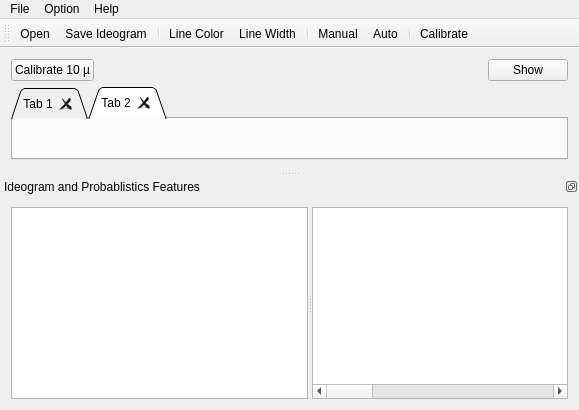
The window that mainwindow.ui (dare5421/MasterMeasure) describes before a commit, drawn with Qt 5.
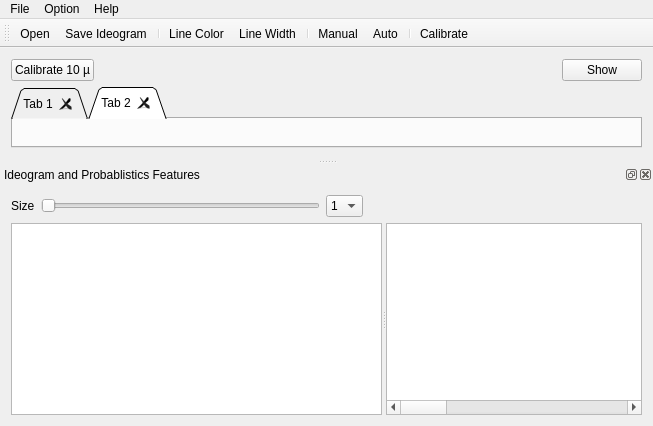
The same window after the commit. Icons and pictures are not drawn.

What changed in the file:
```diff
--- a/mainwindow.ui
+++ b/mainwindow.ui
@@ -6,8 +6,8 @@
    <rect>
     <x>0</x>
     <y>0</y>
-    <width>579</width>
-    <height>410</height>
+    <width>653</width>
+    <height>426</height>
    </rect>
   </property>
   <property name="sizePolicy">
@@ -109,7 +109,7 @@
     <rect>
      <x>0</x>
      <y>0</y>
-     <width>579</width>
+     <width>653</width>
      <height>21</height>
     </rect>
    </property>
@@ -172,8 +172,8 @@
   <widget class="QDockWidget" name="dockWidget">
    <property name="minimumSize">
     <size>
-     <width>165</width>
-     <height>111</height>
+     <width>309</width>
+     <height>184</height>
     </size>
    </property>
    <property name="whatsThis">
@@ -183,7 +183,7 @@
     <bool>false</bool>
    </property>
    <property name="features">
-    <set>QDockWidget::DockWidgetFloatable|QDockWidget::DockWidgetMovable</set>
+    <set>QDockWidget::AllDockWidgetFeatures</set>
    </property>
    <property name="windowTitle">
     <string>Ideogram and Probablistics Features</string>
@@ -192,7 +192,55 @@
     <number>8</number>
    </attribute>
    <widget class="QWidget" name="dockWidgetContents">
-    <layout class="QHBoxLayout" name="horizontalLayout_2">
+    <layout class="QVBoxLayout" name="verticalLayout_2">
+     <item>
+      <layout class="QHBoxLayout" name="horizontalLayout_2">
+       <item>
+        <widget class="QLabel" name="label">
+         <property name="text">
+          <string>Size</string>
+         </property>
+        </widget>
+       </item>
+       <item>
+        <widget class="QSlider" name="horizontalSlider">
+         <property name="sliderPosition">
+          <number>0</number>
+         </property>
+         <property name="orientation">
+          <enum>Qt::Horizontal</enum>
+         </property>
+        </widget>
+       </item>
+       <item>
+        <widget class="QComboBox" name="comboBox">
+         <item>
+          <property name="text">
+           <string>1</string>
+          </property>
+         </item>
+         <item>
+          <property name="text">
+           <string>2</string>
+          </property>
+         </item>
+        </widget>
+       </item>
+       <item>
+        <spacer name="horizontalSpacer_2">
+         <property name="orientation">
+          <enum>Qt::Horizontal</enum>
+         </property>
+         <property name="sizeHint" stdset="0">
+          <size>
+           <width>78</width>
+           <height>20</height>
+          </size>
+         </property>
+        </spacer>
+       </item>
+      </layout>
+     </item>
      <item>
       <widget class="QSplitter" name="hSplitter">
        <property name="orientation">
```
